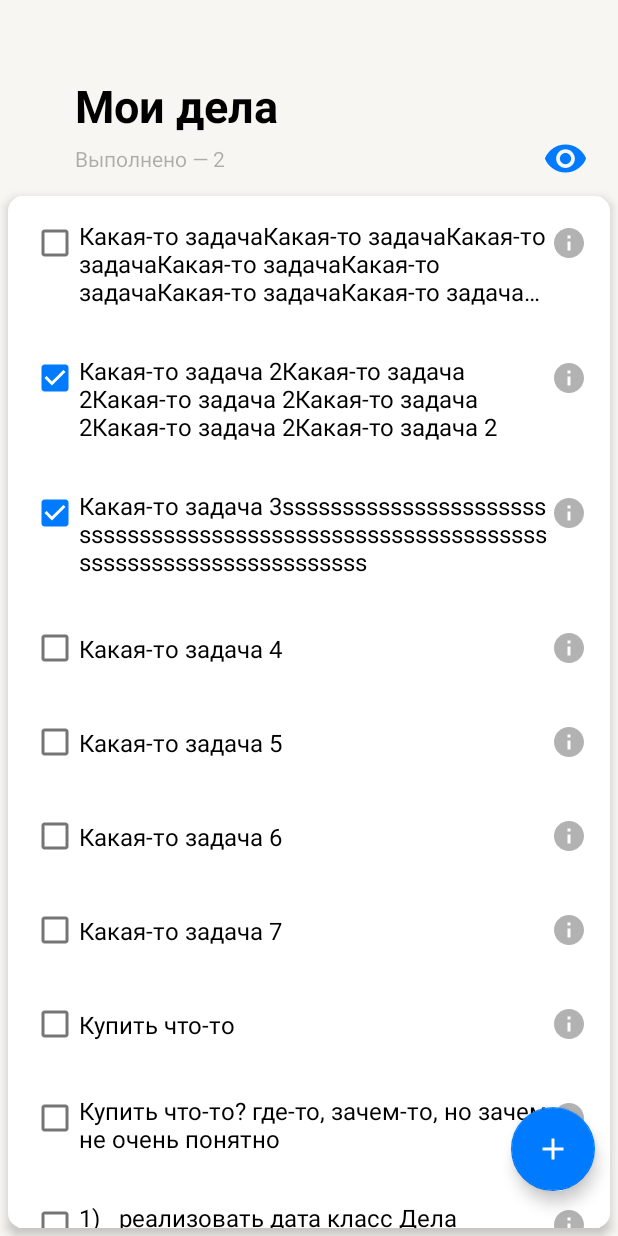
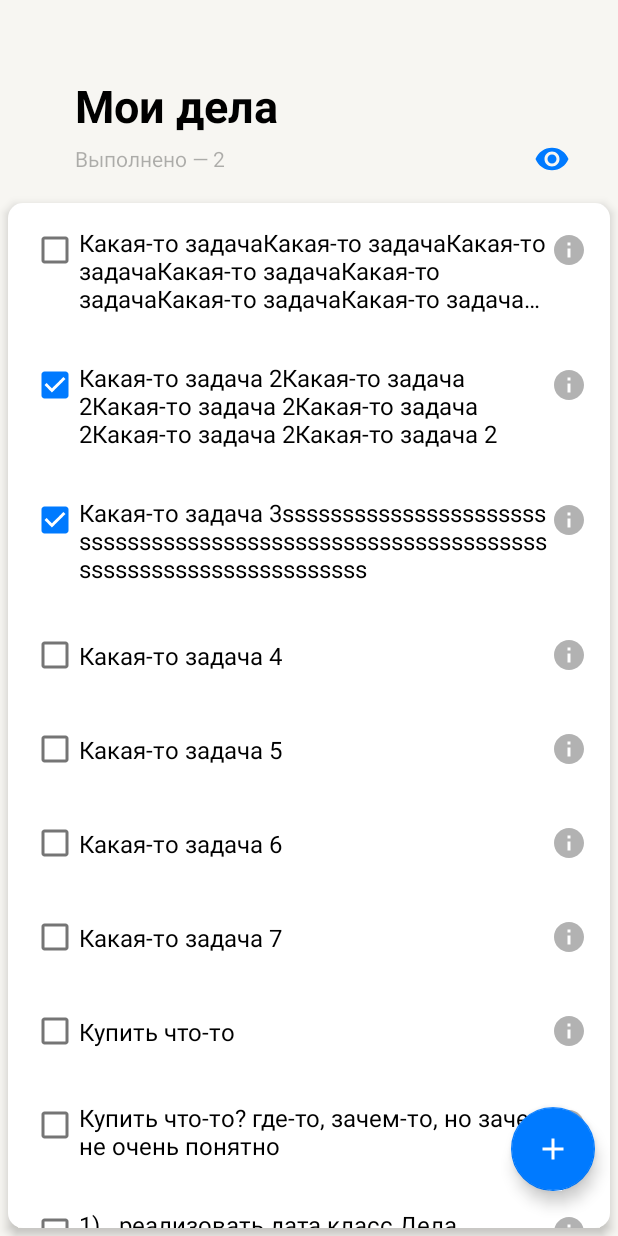
Before and after one commit to IVIaximus12/yxhwork, an Android app: the screen it shows after launch (MainActivity), on a phone screen of 412 x 824 dp. Run offline under Robolectric (Android 15) with nearby library versions, the phone set to English and light mode, and no system bars.

Commit message:
Fixed UI bugs.

```diff
--- a/app/src/main/res/drawable/ic_visibility_button.xml
+++ b/app/src/main/res/drawable/ic_visibility_button.xml
@@ -1,8 +1,8 @@
-<vector android:height="30dp"
+<vector android:height="24dp"
     android:tint="@color/color_blue"
     android:viewportHeight="24"
     android:viewportWidth="24"
-    android:width="30dp"
+    android:width="24dp"
     xmlns:android="http://schemas.android.com/apk/res/android">
     <path android:fillColor="@android:color/white"
         android:pathData="M12,4.5C7,4.5 2.73,7.61 1,12c1.73,4.39 6,7.5 11,7.5s9.27,-3.11 11,-7.5c-1.73,-4.39 -6,-7.5 -11,-7.5zM12,17c-2.76,0 -5,-2.24 -5,-5s2.24,-5 5,-5 5,2.24 5,5 -2.24,5 -5,5zM12,9c-1.66,0 -3,1.34 -3,3s1.34,3 3,3 3,-1.34 3,-3 -1.34,-3 -3,-3z"/>
--- a/app/src/main/res/drawable/ic_visibility_off_button.xml
+++ b/app/src/main/res/drawable/ic_visibility_off_button.xml
@@ -1,8 +1,8 @@
-<vector android:height="30dp"
+<vector android:height="24dp"
     android:tint="@color/color_blue"
     android:viewportHeight="24"
     android:viewportWidth="24"
-    android:width="30dp"
+    android:width="24dp"
     xmlns:android="http://schemas.android.com/apk/res/android">
     <path android:fillColor="@android:color/white"
         android:pathData="M12,7c2.76,0 5,2.24 5,5 0,0.65 -0.13,1.26 -0.36,1.83l2.92,2.92c1.51,-1.26 2.7,-2.89 3.43,-4.75 -1.73,-4.39 -6,-7.5 -11,-7.5 -1.4,0 -2.74,0.25 -3.98,0.7l2.16,2.16C10.74,7.13 11.35,7 12,7zM2,4.27l2.28,2.28 0.46,0.46C3.08,8.3 1.78,10.02 1,12c1.73,4.39 6,7.5 11,7.5 1.55,0 3.03,-0.3 4.38,-0.84l0.42,0.42L19.73,22 21,20.73 3.27,3 2,4.27zM7.53,9.8l1.55,1.55c-0.05,0.21 -0.08,0.43 -0.08,0.65 0,1.66 1.34,3 3,3 0.22,0 0.44,-0.03 0.65,-0.08l1.55,1.55c-0.67,0.33 -1.41,0.53 -2.2,0.53 -2.76,0 -5,-2.24 -5,-5 0,-0.79 0.2,-1.53 0.53,-2.2zM11.84,9.02l3.15,3.15 0.02,-0.16c0,-1.66 -1.34,-3 -3,-3l-0.17,0.01z"/>
--- a/app/src/main/res/layout/fragment_todo_list.xml
+++ b/app/src/main/res/layout/fragment_todo_list.xml
@@ -41,26 +41,32 @@
         android:id="@+id/visibilityButton"
         android:layout_width="wrap_content"
         android:layout_height="wrap_content"
-        android:background="@drawable/ic_visibility_button"
+        android:src="@drawable/ic_visibility_button"
+        android:background="@null"
+        android:padding="12dp"
         android:layout_marginEnd="20dp"
         app:layout_constraintTop_toTopOf="@+id/completedText"
         app:layout_constraintBottom_toBottomOf="@+id/completedText"
         app:layout_constraintEnd_toEndOf="parent"/>
 
-    <androidx.recyclerview.widget.RecyclerView
-        android:id="@+id/recyclerView"
+    <RelativeLayout
         android:layout_width="0dp"
         android:layout_height="0dp"
-        android:layout_marginTop="15dp"
-        android:layout_marginHorizontal="5dp"
-        android:layout_marginBottom="5dp"
-        android:elevation="4dp"
-        android:background="@drawable/custom_input"
-        app:layout_constraintTop_toBottomOf="@+id/completedText"
+        app:layout_constraintBottom_toBottomOf="parent"
+        app:layout_constraintEnd_toEndOf="parent"
         app:layout_constraintStart_toStartOf="parent"
-        app:layout_constraintEnd_toEndOf="parent"
-        app:layout_constraintBottom_toBottomOf="parent"
-        tools:context="com.example.yandex_hwork.screens.TodoListFragment"/>
+        app:layout_constraintTop_toBottomOf="@+id/visibilityButton">
+
+        <androidx.recyclerview.widget.RecyclerView
+            android:id="@+id/recyclerView"
+            android:layout_width="match_parent"
+            android:layout_height="wrap_content"
+            android:layout_margin="5dp"
+            android:background="@drawable/custom_input"
+            android:elevation="4dp"
+            tools:context="com.example.yandex_hwork.screens.TodoListFragment" />
+
+    </RelativeLayout>
 
     <com.google.android.material.floatingactionbutton.FloatingActionButton
         android:id="@+id/newTodoItemBtn"
```
Also changed, not shown: app/src/main/res/layout/fragment_todo_item.xml (+8 -7 lines).
